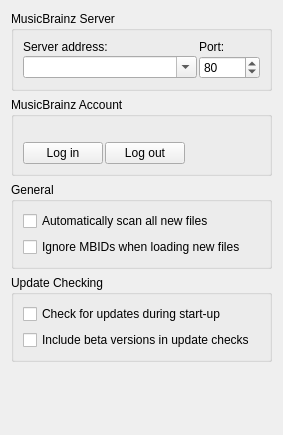
The window that ui/options_general.ui (metabrainz/picard) describes before a commit, drawn with Qt 5.
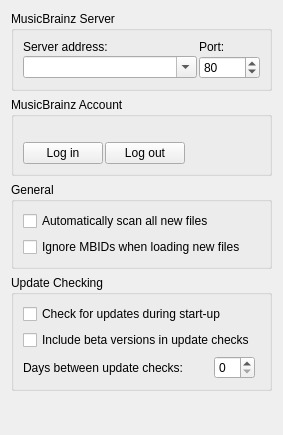
The same window after the commit.

```diff
--- a/ui/options_general.ui
+++ b/ui/options_general.ui
@@ -146,15 +146,17 @@
      <property name="title">
       <string>Update Checking</string>
      </property>
-     <layout class="QVBoxLayout" name="verticalLayout_2">
-      <item>
-       <widget class="QCheckBox" name="check_for_updates">
-        <property name="text">
-         <string>Check for updates during start-up</string>
-        </property>
-       </widget>
-      </item>
-      <item>
+     <layout class="QGridLayout" name="gridLayout">
+      <property name="sizeConstraint">
+       <enum>QLayout::SetDefaultConstraint</enum>
+      </property>
+      <property name="leftMargin">
+       <number>9</number>
+      </property>
+      <property name="horizontalSpacing">
+       <number>6</number>
+      </property>
+      <item row="1" column="0" colspan="2">
        <widget class="QCheckBox" name="include_beta_versions">
         <property name="sizePolicy">
          <sizepolicy hsizetype="Minimum" vsizetype="Fixed">
@@ -167,6 +169,52 @@
         </property>
        </widget>
       </item>
+      <item row="2" column="1">
+       <widget class="QSpinBox" name="update_check_days">
+        <property name="sizePolicy">
+         <sizepolicy hsizetype="Fixed" vsizetype="Fixed">
+          <horstretch>0</horstretch>
+          <verstretch>0</verstretch>
+         </sizepolicy>
+        </property>
+        <property name="alignment">
+         <set>Qt::AlignLeading|Qt::AlignLeft|Qt::AlignVCenter</set>
+        </property>
+       </widget>
+      </item>
+      <item row="0" column="0" colspan="2">
+       <widget class="QCheckBox" name="check_for_updates">
+        <property name="text">
+         <string>Check for updates during start-up</string>
+        </property>
+       </widget>
+      </item>
+      <item row="2" column="0">
+       <widget class="QLabel" name="label_2">
+        <property name="sizePolicy">
+         <sizepolicy hsizetype="Preferred" vsizetype="Preferred">
+          <horstretch>0</horstretch>
+          <verstretch>0</verstretch>
+         </sizepolicy>
+        </property>
+        <property name="text">
+         <string>Days between update checks:</string>
+        </property>
+       </widget>
+      </item>
+      <item row="2" column="2">
+       <spacer name="horizontalSpacer_2">
+        <property name="orientation">
+         <enum>Qt::Horizontal</enum>
+        </property>
+        <property name="sizeHint" stdset="0">
+         <size>
+          <width>40</width>
+          <height>20</height>
+         </size>
+        </property>
+       </spacer>
+      </item>
      </layout>
     </widget>
    </item>
```
